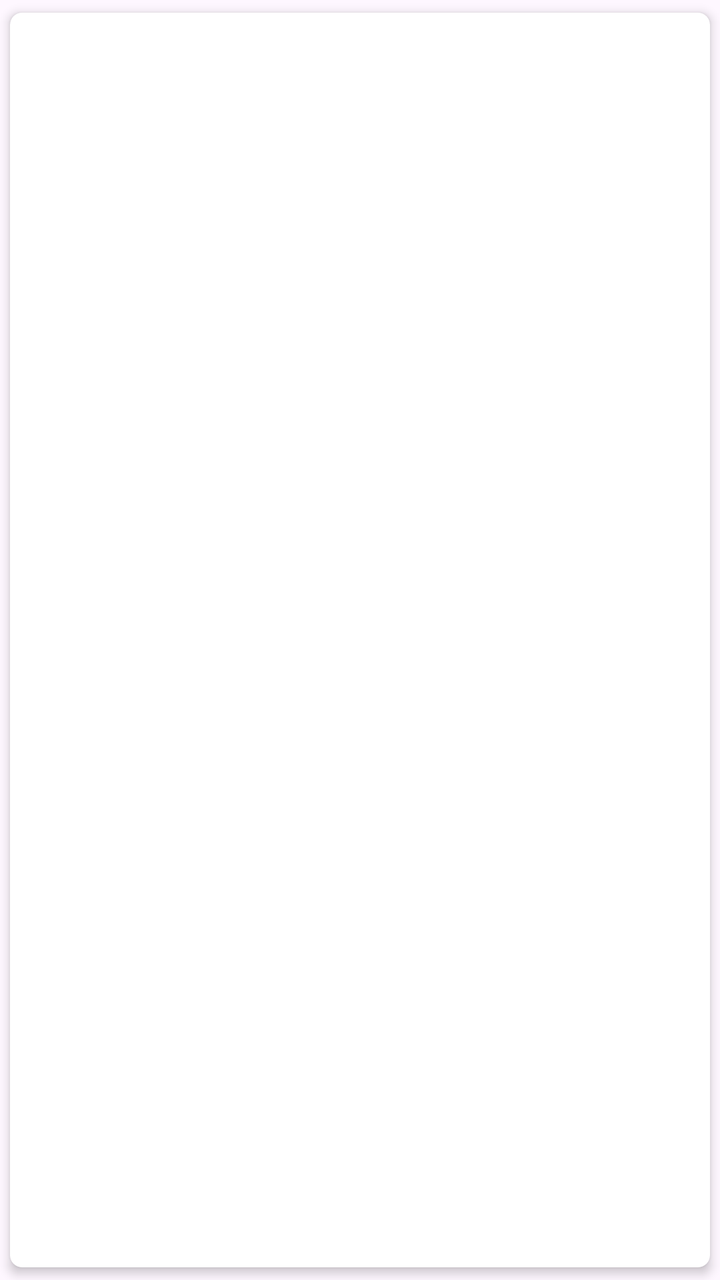
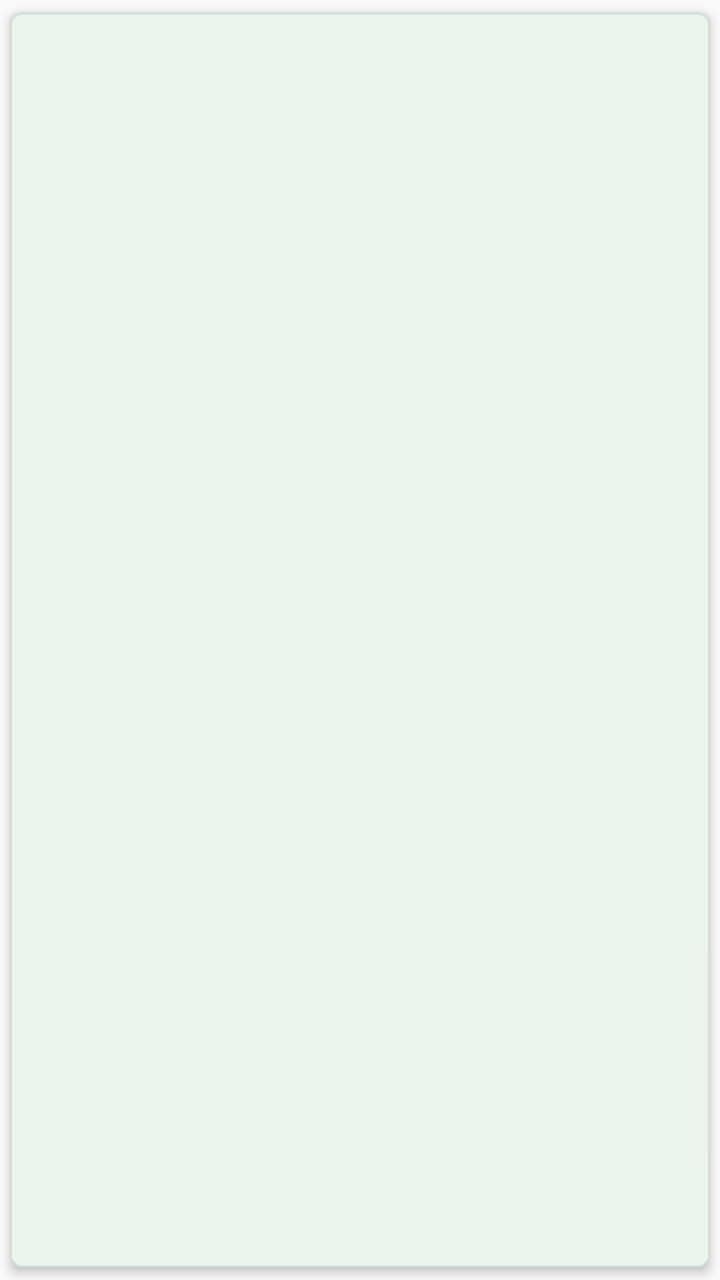

Two renders of the same Android screen: before a commit and after it. Below are the layout's source before the change and the commit's diff.
<!-- AndroidManifest.xml: application theme Theme.FastScan -->
<!-- res/layout/item_box.xml -->
<?xml version="1.0" encoding="utf-8"?>
<androidx.cardview.widget.CardView xmlns:android="http://schemas.android.com/apk/res/android"
    xmlns:app="http://schemas.android.com/apk/res-auto"
    android:layout_width="match_parent"
    android:layout_height="wrap_content"
    android:layout_marginHorizontal="8dp"
    android:layout_marginVertical="6dp"
    app:cardCornerRadius="6dp"
    app:cardElevation="3dp"
    app:cardUseCompatPadding="true">

    <LinearLayout
        android:layout_width="match_parent"
        android:layout_height="wrap_content"
        android:orientation="vertical"
        android:padding="16dp">

        <TextView android:id="@+id/tvTrackingCode" android:layout_width="wrap_content" android:layout_height="wrap_content" android:textSize="18sp" android:textStyle="bold" />

        <TextView android:id="@+id/tvGrossWeight" android:layout_width="wrap_content" android:layout_height="wrap_content" />

        <TextView android:id="@+id/tvVWeight" android:layout_width="wrap_content" android:layout_height="wrap_content" />

        <TextView android:id="@+id/tvSizes" android:layout_width="wrap_content" android:layout_height="wrap_content" />

        <TextView android:id="@+id/tvOrderCount" android:layout_width="wrap_content" android:layout_height="wrap_content" />

        <TextView android:id="@+id/tvDate" android:layout_width="wrap_content" android:layout_height="wrap_content" android:textSize="12sp" android:textColor="#757575" />

    </LinearLayout>

</androidx.cardview.widget.CardView>
<!-- resources referenced by this layout -->
<resources>
  <style name="Theme.FastScan" parent="Theme.Material3.DayNight.NoActionBar">
  
          
          <item name="colorPrimary">#2E7D32</item>
          <item name="colorPrimaryVariant">#1B5E20</item>
          <item name="colorOnPrimary">#FFFFFF</item>
  
          <item name="colorSecondary">#2E7D32</item>
          <item name="colorOnSecondary">#FFFFFF</item>
  
          
          <item name="android:statusBarColor">#1B5E20</item>
          <item name="android:windowLightStatusBar">false</item>
  
      </style>
</resources>

<!-- the commit's change to res/layout/item_box.xml (unified diff, before → after) -->
@@ -1,5 +1,5 @@
 <?xml version="1.0" encoding="utf-8"?>
-<androidx.cardview.widget.CardView xmlns:android="http://schemas.android.com/apk/res/android"
+<com.google.android.material.card.MaterialCardView xmlns:android="http://schemas.android.com/apk/res/android"
     xmlns:app="http://schemas.android.com/apk/res-auto"
     android:layout_width="match_parent"
     android:layout_height="wrap_content"
@@ -7,7 +7,10 @@
     android:layout_marginVertical="6dp"
     app:cardCornerRadius="6dp"
     app:cardElevation="3dp"
-    app:cardUseCompatPadding="true">
+    app:cardBackgroundColor="@color/app_surface"
+    app:cardUseCompatPadding="true"
+    app:strokeColor="@color/card_stroke"
+    app:strokeWidth="1dp">
 
     <LinearLayout
         android:layout_width="match_parent"
@@ -25,8 +28,8 @@
 
         <TextView android:id="@+id/tvOrderCount" android:layout_width="wrap_content" android:layout_height="wrap_content" />
 
-        <TextView android:id="@+id/tvDate" android:layout_width="wrap_content" android:layout_height="wrap_content" android:textSize="12sp" android:textColor="#757575" />
+        <TextView android:id="@+id/tvDate" android:layout_width="wrap_content" android:layout_height="wrap_content" android:textSize="12sp" android:textColor="@color/app_text_secondary" />
 
     </LinearLayout>
 
-</androidx.cardview.widget.CardView>
+</com.google.android.material.card.MaterialCardView>
<!-- resource entries referenced after the edit -->
@@ -1,19 +1,34 @@
 <!-- resources referenced by this layout -->
 <resources>
+  <color name="app_surface">#FFFFFF</color>
+  <color name="app_text_secondary">#616161</color>
+  <color name="card_stroke">#D7DDD8</color>
   <style name="Theme.FastScan" parent="Theme.Material3.DayNight.NoActionBar">
   
           
-          <item name="colorPrimary">#2E7D32</item>
-          <item name="colorPrimaryVariant">#1B5E20</item>
-          <item name="colorOnPrimary">#FFFFFF</item>
+          <item name="colorPrimary">@color/app_primary</item>
+          <item name="colorPrimaryVariant">@color/app_primary_dark</item>
+          <item name="colorOnPrimary">@color/app_on_primary</item>
   
-          <item name="colorSecondary">#2E7D32</item>
-          <item name="colorOnSecondary">#FFFFFF</item>
+          <item name="colorSecondary">@color/app_primary</item>
+          <item name="colorOnSecondary">@color/app_on_primary</item>
+          <item name="colorSurface">@color/app_surface</item>
+          <item name="colorOnSurface">@color/app_text_primary</item>
+          <item name="colorOnSurfaceVariant">@color/app_text_secondary</item>
+          <item name="colorOutline">@color/card_stroke</item>
+          <item name="android:colorBackground">@color/app_background</item>
+          <item name="android:windowBackground">@color/app_background</item>
+          <item name="android:navigationBarColor">@color/app_surface</item>
   
           
-          <item name="android:statusBarColor">#1B5E20</item>
+          <item name="android:statusBarColor">@color/app_primary_dark</item>
           <item name="android:windowLightStatusBar">false</item>
   
       </style>
+  <color name="app_primary">#2E7D32</color>
+  <color name="app_primary_dark">#1B5E20</color>
+  <color name="app_on_primary">#FFFFFF</color>
+  <color name="app_text_primary">#212121</color>
+  <color name="app_background">#FAFAFA</color>
 </resources>
 
